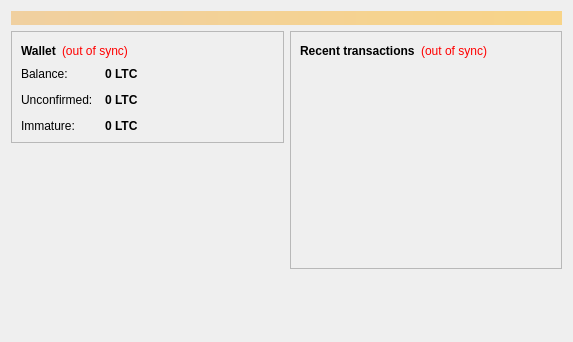
First picture: the form in src/qt/forms/overviewpage.ui, repository GOSTSec/gostcoin, before the edit.
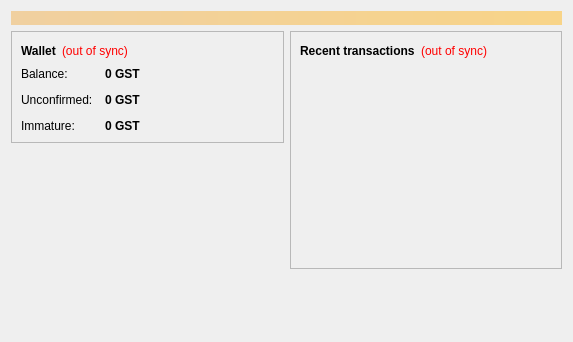
Second picture: the form after the edit.

Diff of the .ui file:
```diff
--- a/src/qt/forms/overviewpage.ui
+++ b/src/qt/forms/overviewpage.ui
@@ -122,7 +122,7 @@
                <string>Your current balance</string>
               </property>
               <property name="text">
-               <string notr="true">0 LTC</string>
+               <string notr="true">0 GST</string>
               </property>
               <property name="textInteractionFlags">
                <set>Qt::LinksAccessibleByMouse|Qt::TextSelectableByKeyboard|Qt::TextSelectableByMouse</set>
@@ -151,7 +151,7 @@
                <string>Total of transactions that have yet to be confirmed, and do not yet count toward the current balance</string>
               </property>
               <property name="text">
-               <string notr="true">0 LTC</string>
+               <string notr="true">0 GST</string>
               </property>
               <property name="textInteractionFlags">
                <set>Qt::LinksAccessibleByMouse|Qt::TextSelectableByKeyboard|Qt::TextSelectableByMouse</set>
@@ -177,7 +177,7 @@
                <string>Mined balance that has not yet matured</string>
               </property>
               <property name="text">
-               <string notr="true">0 LTC</string>
+               <string notr="true">0 GST</string>
               </property>
               <property name="textInteractionFlags">
                <set>Qt::LinksAccessibleByMouse|Qt::TextSelectableByKeyboard|Qt::TextSelectableByMouse</set>
```
